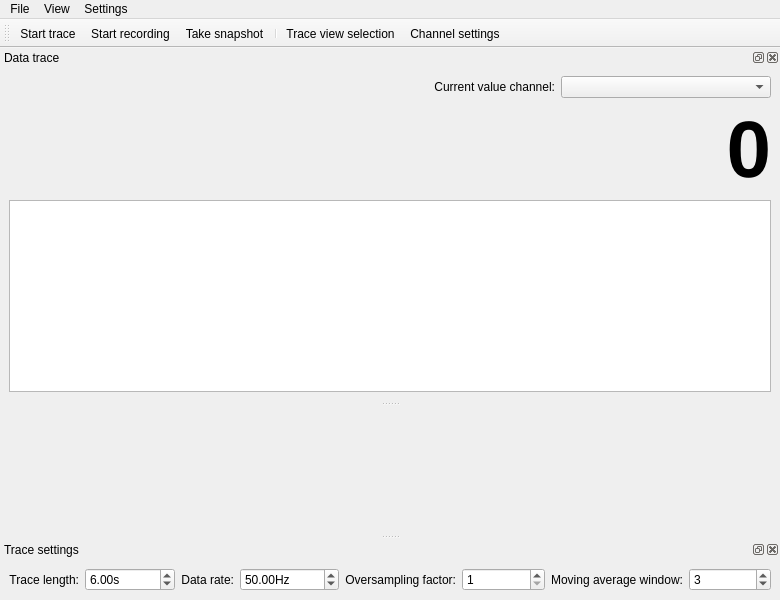
fffish95/qudi-lm-modules, file src/qudi/gui/local/time_series/ui_time_series_gui.ui: the form before one commit.
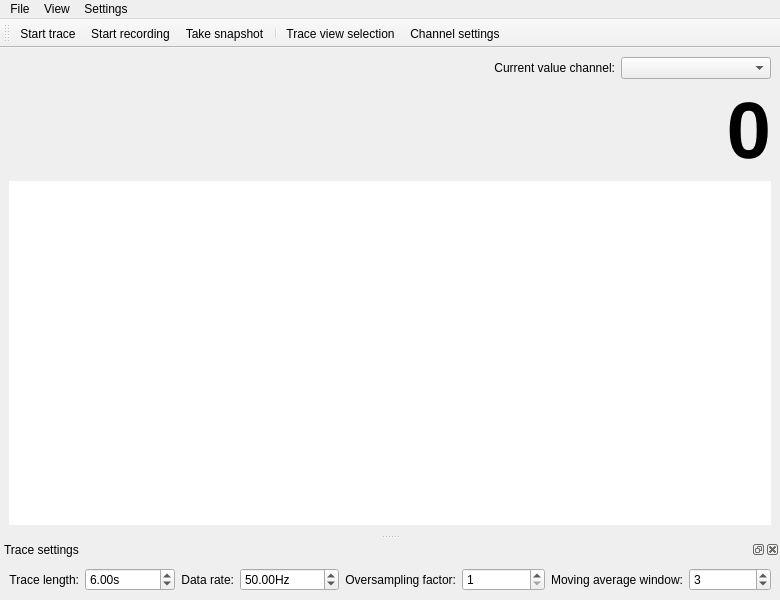
The form after the commit. Icons and pictures are not drawn. Custom widgets are drawn as their Qt base class.

Commit message: time_series works

Patch:
```diff
--- a/src/qudi/gui/local/time_series/ui_time_series_gui.ui
+++ b/src/qudi/gui/local/time_series/ui_time_series_gui.ui
@@ -13,7 +13,90 @@
   <property name="windowTitle">
    <string>qudi: Slow Counter</string>
   </property>
-  <widget class="QWidget" name="centralwidget"/>
+  <widget class="QWidget" name="centralwidget">
+   <layout class="QGridLayout" name="gridLayout_2" rowstretch="0,0,0,0" rowminimumheight="0,0,0,0">
+    <item row="0" column="1">
+     <widget class="QComboBox" name="curr_value_comboBox">
+      <property name="sizePolicy">
+       <sizepolicy hsizetype="Preferred" vsizetype="Fixed">
+        <horstretch>0</horstretch>
+        <verstretch>0</verstretch>
+       </sizepolicy>
+      </property>
+      <property name="minimumSize">
+       <size>
+        <width>0</width>
+        <height>0</height>
+       </size>
+      </property>
+      <property name="maxVisibleItems">
+       <number>20</number>
+      </property>
+      <property name="sizeAdjustPolicy">
+       <enum>QComboBox::AdjustToContents</enum>
+      </property>
+      <property name="minimumContentsLength">
+       <number>15</number>
+      </property>
+     </widget>
+    </item>
+    <item row="0" column="0">
+     <widget class="QLabel" name="label_5">
+      <property name="sizePolicy">
+       <sizepolicy hsizetype="MinimumExpanding" vsizetype="Preferred">
+        <horstretch>0</horstretch>
+        <verstretch>0</verstretch>
+       </sizepolicy>
+      </property>
+      <property name="text">
+       <string>Current value channel:</string>
+      </property>
+      <property name="alignment">
+       <set>Qt::AlignRight|Qt::AlignTrailing|Qt::AlignVCenter</set>
+      </property>
+     </widget>
+    </item>
+    <item row="1" column="0" colspan="2">
+     <widget class="QLabel" name="curr_value_Label">
+      <property name="enabled">
+       <bool>true</bool>
+      </property>
+      <property name="font">
+       <font>
+        <pointsize>60</pointsize>
+        <weight>75</weight>
+        <bold>true</bold>
+       </font>
+      </property>
+      <property name="text">
+       <string>0</string>
+      </property>
+      <property name="alignment">
+       <set>Qt::AlignRight|Qt::AlignTrailing|Qt::AlignVCenter</set>
+      </property>
+     </widget>
+    </item>
+    <item row="3" column="0" colspan="2">
+     <widget class="PlotWidget" name="data_trace_PlotWidget">
+      <property name="focusPolicy">
+       <enum>Qt::NoFocus</enum>
+      </property>
+      <property name="frameShape">
+       <enum>QFrame::NoFrame</enum>
+      </property>
+      <property name="frameShadow">
+       <enum>QFrame::Plain</enum>
+      </property>
+      <property name="lineWidth">
+       <number>1</number>
+      </property>
+      <property name="interactive">
+       <bool>false</bool>
+      </property>
+     </widget>
+    </item>
+   </layout>
+  </widget>
   <widget class="QMenuBar" name="menubar">
    <property name="geometry">
     <rect>
@@ -55,67 +138,6 @@
    <addaction name="menuView"/>
    <addaction name="menuSettings"/>
   </widget>
-  <widget class="QDockWidget" name="data_trace_DockWidget">
-   <property name="sizePolicy">
-    <sizepolicy hsizetype="Preferred" vsizetype="Preferred">
-     <horstretch>1</horstretch>
-     <verstretch>0</verstretch>
-    </sizepolicy>
-   </property>
-   <property name="windowTitle">
-    <string>Data trace</string>
-   </property>
-   <attribute name="dockWidgetArea">
-    <number>4</number>
-   </attribute>
-   <widget class="QWidget" name="dockWidgetContents">
-    <layout class="QGridLayout" name="gridLayout" columnstretch="2,0,1">
-     <item row="2" column="0" colspan="3">
-      <widget class="PlotWidget" name="data_trace_PlotWidget"/>
-     </item>
-     <item row="1" column="0" colspan="3">
-      <widget class="QLabel" name="curr_value_Label">
-       <property name="font">
-        <font>
-         <pointsize>60</pointsize>
-         <weight>75</weight>
-         <bold>true</bold>
-        </font>
-       </property>
-       <property name="text">
-        <string>0</string>
-       </property>
-       <property name="alignment">
-        <set>Qt::AlignRight|Qt::AlignTrailing|Qt::AlignVCenter</set>
-       </property>
-      </widget>
-     </item>
-     <item row="0" column="2">
-      <widget class="QComboBox" name="curr_value_comboBox">
-       <property name="minimumSize">
-        <size>
-         <width>200</width>
-         <height>0</height>
-        </size>
-       </property>
-       <property name="sizeAdjustPolicy">
-        <enum>QComboBox::AdjustToContents</enum>
-       </property>
-      </widget>
-     </item>
-     <item row="0" column="1">
-      <widget class="QLabel" name="label_5">
-       <property name="text">
-        <string>Current value channel:</string>
-       </property>
-       <property name="alignment">
-        <set>Qt::AlignRight|Qt::AlignTrailing|Qt::AlignVCenter</set>
-       </property>
-      </widget>
-     </item>
-    </layout>
-   </widget>
-  </widget>
   <widget class="QDockWidget" name="trace_settings_DockWidget">
    <property name="maximumSize">
     <size>
```
Left out of the diff: 128 changed lines with no effect on the pictures. The commit also changes 9 other files.
